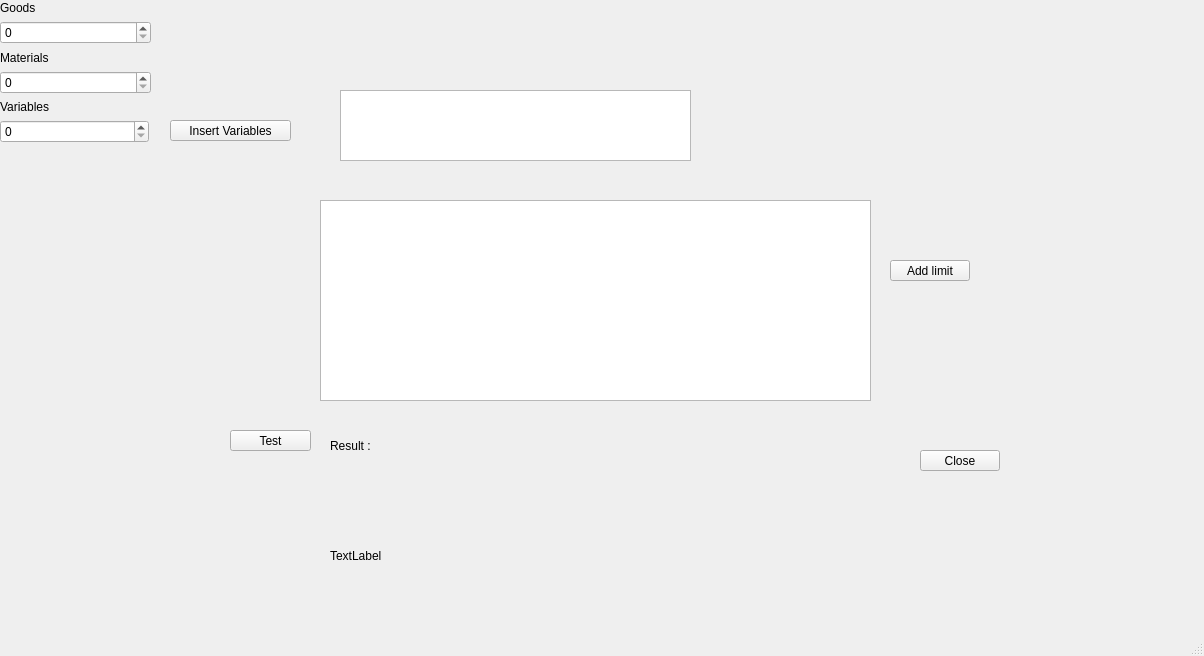
Above: mainwindow.ui from chrob6/Boil_Project_Assortment before the change. Below: the same form after it.
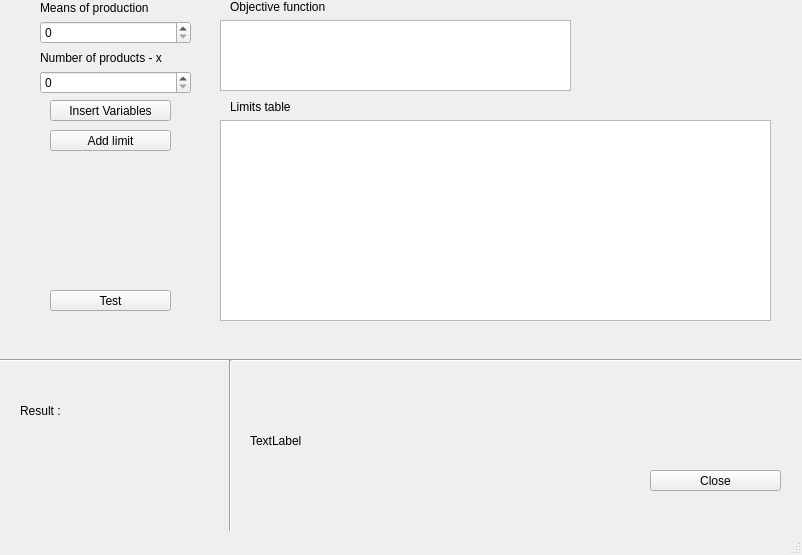
That is the form after the change.

Commit message: mam nadzieje ze sie nie zjebalo xd

```diff
--- a/mainwindow.ui
+++ b/mainwindow.ui
@@ -6,8 +6,8 @@
    <rect>
     <x>0</x>
     <y>0</y>
-    <width>1204</width>
-    <height>656</height>
+    <width>802</width>
+    <height>555</height>
    </rect>
   </property>
   <property name="windowTitle">
@@ -17,9 +17,9 @@
    <widget class="QPushButton" name="pushButton">
     <property name="geometry">
      <rect>
-      <x>920</x>
-      <y>450</y>
-      <width>80</width>
+      <x>650</x>
+      <y>470</y>
+      <width>131</width>
       <height>21</height>
      </rect>
     </property>
@@ -30,9 +30,9 @@
    <widget class="QPushButton" name="startTest">
     <property name="geometry">
      <rect>
-      <x>230</x>
-      <y>430</y>
-      <width>81</width>
+      <x>50</x>
+      <y>290</y>
+      <width>121</width>
       <height>21</height>
      </rect>
     </property>
@@ -43,7 +43,7 @@
    <widget class="QWidget" name="verticalLayoutWidget">
     <property name="geometry">
      <rect>
-      <x>0</x>
+      <x>40</x>
       <y>0</y>
       <width>151</width>
       <height>94</height>
@@ -53,7 +53,7 @@
      <item>
       <widget class="QLabel" name="result_3">
        <property name="text">
-        <string>Goods</string>
+        <string>Means of production</string>
        </property>
       </widget>
      </item>
@@ -61,55 +61,32 @@
       <widget class="QSpinBox" name="spinBox"/>
      </item>
      <item>
-      <widget class="QLabel" name="result_2">
+      <widget class="QLabel" name="result_4">
        <property name="text">
-        <string>Materials</string>
+        <string>Number of products - x</string>
        </property>
       </widget>
      </item>
      <item>
-      <widget class="QSpinBox" name="spinBox_2"/>
+      <widget class="QSpinBox" name="spinBox_3"/>
      </item>
     </layout>
    </widget>
    <widget class="QTableWidget" name="table_limits">
     <property name="geometry">
      <rect>
-      <x>320</x>
-      <y>200</y>
+      <x>220</x>
+      <y>120</y>
       <width>551</width>
       <height>201</height>
      </rect>
     </property>
    </widget>
-   <widget class="QSpinBox" name="spinBox_3">
-    <property name="geometry">
-     <rect>
-      <x>0</x>
-      <y>120</y>
-      <width>149</width>
-      <height>23</height>
-     </rect>
-    </property>
-   </widget>
-   <widget class="QLabel" name="result_4">
-    <property name="geometry">
-     <rect>
-      <x>0</x>
-      <y>100</y>
-      <width>149</width>
-      <height>14</height>
-     </rect>
-    </property>
-    <property name="text">
-     <string>Variables</string>
-    </property>
-   </widget>
    <widget class="QTableWidget" name="table_max_function">
     <property name="geometry">
      <rect>
-      <x>340</x>
-      <y>90</y>
+      <x>220</x>
+      <y>20</y>
       <width>351</width>
       <height>71</height>
      </rect>
@@ -118,8 +95,8 @@
    <widget class="QPushButton" name="get_variables">
     <property name="geometry">
      <rect>
-      <x>170</x>
-      <y>120</y>
+      <x>50</x>
+      <y>100</y>
       <width>121</width>
       <height>21</height>
      </rect>
@@ -131,9 +108,9 @@
    <widget class="QPushButton" name="add_limit">
     <property name="geometry">
      <rect>
-      <x>890</x>
-      <y>260</y>
-      <width>80</width>
+      <x>50</x>
+      <y>130</y>
+      <width>121</width>
       <height>21</height>
      </rect>
     </property>
@@ -144,10 +121,10 @@
    <widget class="QLabel" name="result_text">
     <property name="geometry">
      <rect>
-      <x>330</x>
-      <y>420</y>
-      <width>101</width>
-      <height>51</height>
+      <x>20</x>
+      <y>390</y>
+      <width>131</width>
+      <height>41</height>
      </rect>
     </property>
     <property name="text">
@@ -157,7 +134,7 @@
    <widget class="QLabel" name="result_calculation">
     <property name="geometry">
      <rect>
-      <x>470</x>
+      <x>20</x>
       <y>430</y>
       <width>161</width>
       <height>21</height>
@@ -170,16 +147,68 @@
    <widget class="QLabel" name="result_variables">
     <property name="geometry">
      <rect>
-      <x>330</x>
-      <y>500</y>
+      <x>250</x>
+      <y>390</y>
       <width>251</width>
-      <height>111</height>
+      <height>101</height>
      </rect>
     </property>
     <property name="text">
      <string>TextLabel</string>
     </property>
    </widget>
+   <widget class="QLabel" name="result_5">
+    <property name="geometry">
+     <rect>
+      <x>230</x>
+      <y>0</y>
+      <width>149</width>
+      <height>14</height>
+     </rect>
+    </property>
+    <property name="text">
+     <string>Objective function</string>
+    </property>
+   </widget>
+   <widget class="QLabel" name="result_6">
+    <property name="geometry">
+     <rect>
+      <x>230</x>
+      <y>100</y>
+      <width>149</width>
+      <height>14</height>
+     </rect>
+    </property>
+    <property name="text">
+     <string>Limits table</string>
+    </property>
+   </widget>
+   <widget class="Line" name="line">
+    <property name="geometry">
+     <rect>
+      <x>0</x>
+      <y>350</y>
+      <width>801</width>
+      <height>20</height>
+     </rect>
+    </property>
+    <property name="orientation">
+     <enum>Qt::Horizontal</enum>
+    </property>
+   </widget>
+   <widget class="Line" name="line_2">
+    <property name="geometry">
+     <rect>
+      <x>220</x>
+      <y>360</y>
+      <width>20</width>
+      <height>171</height>
+     </rect>
+    </property>
+    <property name="orientation">
+     <enum>Qt::Vertical</enum>
+    </property>
+   </widget>
   </widget>
   <widget class="QMenuBar" name="menubar">
    <property name="geometry">
```
Left out of the diff: 4 changed lines with no effect on the pictures. The commit also changes 1 other file.
